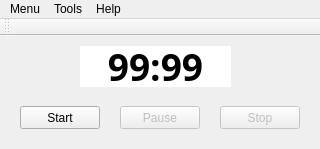
Old version of the form mainwindow.ui in the repository denderu/TimerCounter.
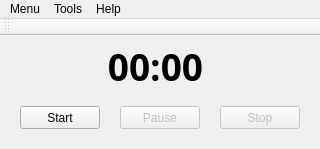
New version of the form.

The edit to the form file:
```diff
--- a/mainwindow.ui
+++ b/mainwindow.ui
@@ -86,10 +86,10 @@
      </font>
     </property>
     <property name="styleSheet">
-     <string notr="true">background-color: rgb(255, 255, 255);</string>
+     <string notr="true"/>
     </property>
     <property name="text">
-     <string>99:99</string>
+     <string>00:00</string>
     </property>
     <property name="alignment">
      <set>Qt::AlignCenter</set>
```
